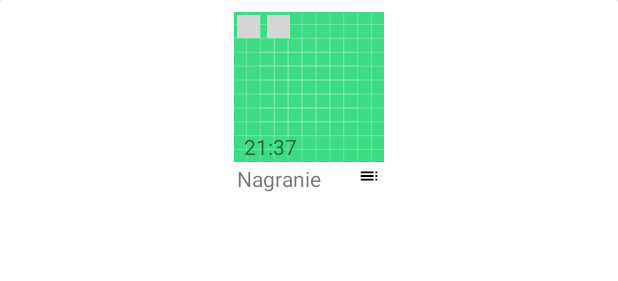
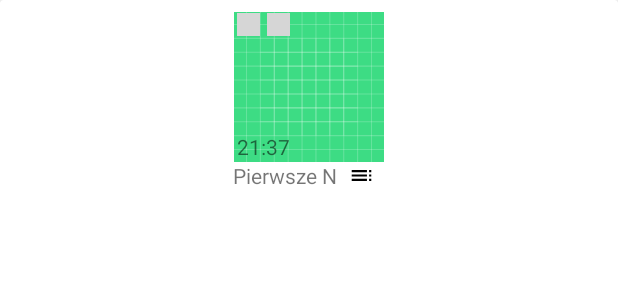
Before and after one commit to ElCresp0/Bicyclonicle, an Android app: the layout record_file.xml on its own in the app's theme, with its tools: preview values and no code run, on a phone screen of 412 x 824 dp. Shown: the top 281 px of the screen. Run offline under Robolectric (Android 15) with nearby library versions, the light colour scheme and no system bars; grey boxes are pictures that could not be loaded.

Commit message:
Zrobiony widok nagrań

```diff
--- a/Aplikacja/app/src/main/res/layout/fragment_recordings.xml
+++ b/Aplikacja/app/src/main/res/layout/fragment_recordings.xml
@@ -1,5 +1,5 @@
 <?xml version="1.0" encoding="utf-8"?>
-<androidx.constraintlayout.widget.ConstraintLayout xmlns:android="http://schemas.android.com/apk/res/android"
+<RelativeLayout xmlns:android="http://schemas.android.com/apk/res/android"
     xmlns:app="http://schemas.android.com/apk/res-auto"
     xmlns:tools="http://schemas.android.com/tools"
     android:layout_width="match_parent"
@@ -15,4 +15,4 @@
         android:horizontalSpacing="6dp"
         android:verticalSpacing="6dp"
         tools:ignore="MissingConstraints" />
-</androidx.constraintlayout.widget.ConstraintLayout>
+</RelativeLayout>
--- a/Aplikacja/app/src/main/res/layout/record_file.xml
+++ b/Aplikacja/app/src/main/res/layout/record_file.xml
@@ -7,52 +7,46 @@
 
     <LinearLayout
         android:layout_width="match_parent"
+        android:layout_height="122dp"
         android:layout_margin="8dp"
-        android:orientation="vertical"
-        android:layout_height="wrap_content">
+        android:orientation="vertical">
 
         <ImageView
-            android:id="@+id/imageView"
+            android:id="@+id/imageViewFile"
             android:layout_width="100dp"
             android:layout_height="100dp"
             android:layout_gravity="center"
             android:src="@drawable/ic_launcher_background" />
 
-        <TextView
-            android:id="@+id/recordTime"
-            android:layout_height="wrap_content"
-            android:layout_width="wrap_content"
-            android:text="21:37"
-            android:layout_marginTop="-20dp"
-            android:layout_marginRight="25dp"
-            android:layout_gravity="center"/>
 
         <TextView
-            android:id="@+id/recordName"
+            android:id="@+id/recordTimeFile"
+            android:layout_width="wrap_content"
             android:layout_height="wrap_content"
+            android:layout_gravity="center"
+            android:layout_marginTop="-20dp"
+            android:layout_marginRight="30dp"
+            android:text="21:37" />
+
+        <TextView
+            android:id="@+id/recordNameFile"
             android:layout_width="wrap_content"
-            android:text="Nagranie"
-            android:layout_marginTop="2dp"
-            android:layout_marginRight="20dp"
-            android:layout_gravity="center"/>
-
-        <ImageView
-            android:id="@+id/recordSettings"
-            android:layout_width="25dp"
-            android:layout_height="25dp"
+            android:layout_height="wrap_content"
             android:layout_gravity="center"
-            android:layout_marginLeft="40dp"
-            android:layout_marginTop="-24dp"
-            android:src="@drawable/dots_foreground" />
+            android:layout_marginTop="0dp"
+            android:layout_marginRight="15dp"
+            android:maxLength="10"
+            android:text="Pierwsze Nagranie" />
 
         <ImageView
             android:id="@+id/imageSD"
             android:layout_width="15dp"
             android:layout_height="15dp"
             android:layout_gravity="center"
-            android:layout_marginTop="-120dp"
+            android:layout_marginTop="-118dp"
             android:layout_marginRight="40dp"
             android:src="@drawable/sd_icon" />
+
         <ImageView
             android:id="@+id/imagePhone"
             android:layout_width="15dp"
@@ -61,6 +55,15 @@
             android:layout_marginTop="-15dp"
             android:layout_marginRight="20dp"
             android:src="@drawable/phone" />
+
+        <ImageView
+            android:id="@+id/recordSettings"
+            android:layout_width="30dp"
+            android:layout_height="30dp"
+            android:layout_gravity="center"
+            android:layout_marginTop="78dp"
+            android:layout_marginRight="-35dp"
+            android:src="@drawable/dots_foreground" />
     </LinearLayout>
 
 </androidx.cardview.widget.CardView>
```
Also changed, not shown: Aplikacja/app/src/main/java/pg/eti/bicyclonicle/ui/record/Record_file.kt (added, +22 -0 lines), Aplikacja/app/src/main/java/pg/eti/bicyclonicle/ui/record/Record_file_adapter.kt (added, +35 -0 lines), Aplikacja/app/src/main/java/pg/eti/bicyclonicle/ui/recording_settings/RecordingSettingsFragment.kt (+1 -29 lines), Aplikacja/app/src/main/java/pg/eti/bicyclonicle/ui/recordings_library/RecordingsLibraryFragment.kt (+32 -2 lines).
